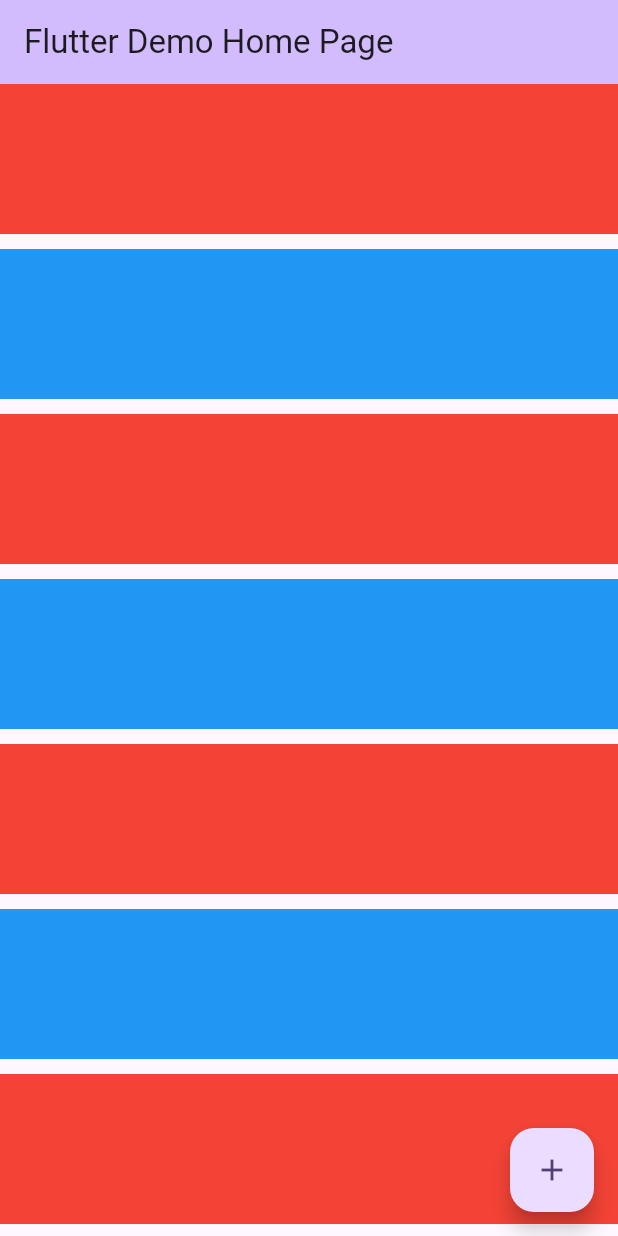
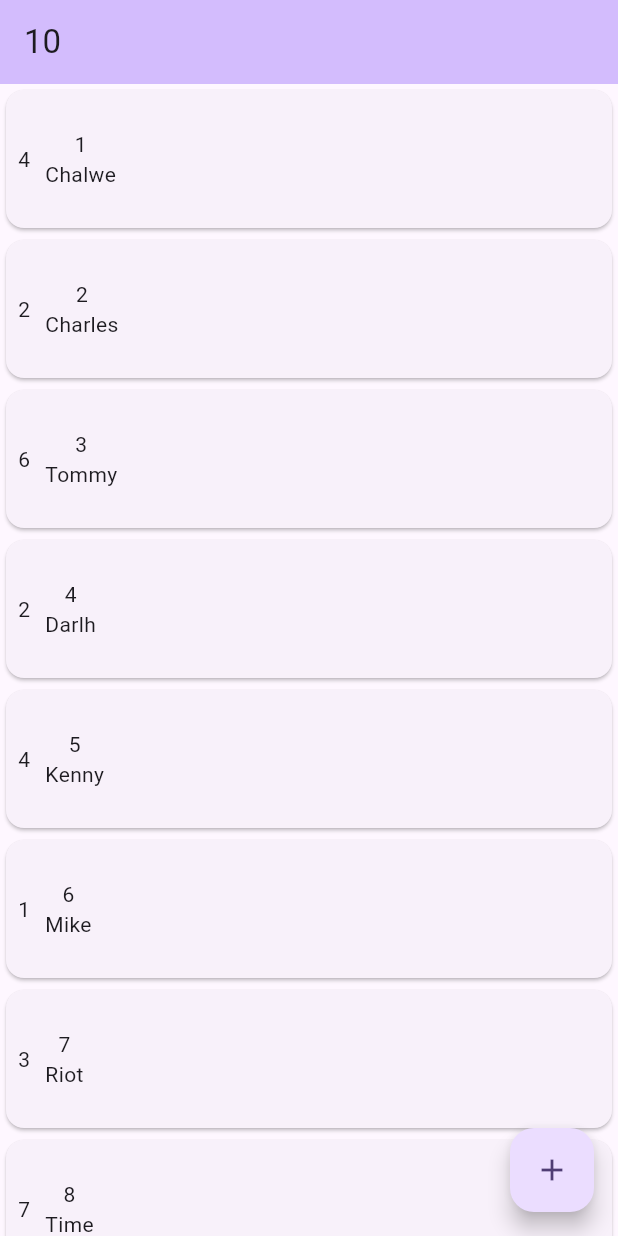
Before and after one commit to Chalwe19/real_grouped_listview, a Flutter app: the screen it shows after launch, on a phone screen of 412 x 824 dp. Run offline on Flutter 3.47's test engine with Material 2 defaults, Android fonts, the phone set to English and light mode, and no system bars.

Commit message:
one
Signed-off-by: chalwe19 <cchisela19@gmail.com>

```diff
--- a/example/lib/main.dart
+++ b/example/lib/main.dart
@@ -37,6 +37,14 @@ class MyApp extends StatelessWidget {
   }
 }
 
+class Item {
+  int id;
+  String name;
+  int number;
+
+  Item({required this.id, required this.name, required this.number});
+}
+
 class MyHomePage extends StatefulWidget {
   const MyHomePage({super.key, required this.title});
 
@@ -70,14 +78,16 @@ class _MyHomePageState extends State<MyHomePage> {
   }
 
   var items = [
-    'le',
-    'le',
-    'le',
-    'le',
-    'le',
-    'le',
-    'le',
-    'le',
+    Item(id: 1, name: "Chalwe", number: 4),
+    Item(id: 2, name: "Charles", number: 2),
+    Item(id: 3, name: "Tommy", number: 6),
+    Item(id: 4, name: "Darlh", number: 2),
+    Item(id: 5, name: "Kenny", number: 4),
+    Item(id: 6, name: "Mike", number: 1),
+    Item(id: 7, name: "Riot", number: 3),
+    Item(id: 8, name: "Time", number: 7),
+    Item(id: 9, name: "Please", number: 1),
+    Item(id: 10, name: "Tooly", number: 1),
   ];
 
   @override
@@ -96,9 +106,36 @@ class _MyHomePageState extends State<MyHomePage> {
         backgroundColor: Theme.of(context).colorScheme.inversePrimary,
         // Here we take the value from the MyHomePage object that was created by
         // the App.build method, and use it to set our appbar title.
-        title: Text(widget.title),
+        title: Text('${items.length}'),
       ),
-      body: RealGroupedList(itemCount: 8, elements: items),
+      body: RealGroupedList(
+        itemCount: items.length,
+        items: items,
+        itemBuilder: (context, index) {
+          return SizedBox(
+            height: 100,
+            child: Card(
+              child: Padding(
+                padding: const EdgeInsets.all(8.0),
+                child: Row(
+                  children: [
+                    Text(items[index].number.toString()),
+                    const SizedBox(width: 10),
+                    Column(
+                      crossAxisAlignment: CrossAxisAlignment.center,
+                      mainAxisAlignment: MainAxisAlignment.center,
+                      children: [
+                        Text(items[index].id.toString()),
+                        Text(items[index].name),
+                      ],
+                    )
+                  ],
+                ),
+              ),
+            ),
+          );
+        },
+      ),
       floatingActionButton: FloatingActionButton(
         onPressed: _incrementCounter,
         tooltip: 'Increment',
--- a/lib/real_grouped_listview.dart
+++ b/lib/real_grouped_listview.dart
@@ -5,29 +5,28 @@ import 'package:flutter/widgets.dart';
 class RealGroupedList<T, E> extends StatefulWidget {
   ///List items
   final int itemCount;
-  final List<T> elements;
+  final List<T> items;
+  final Widget Function(BuildContext context, int inedx) itemBuilder;
 
   const RealGroupedList({
     super.key,
     required this.itemCount,
-    required this.elements,
+    required this.items,
+    required this.itemBuilder,
   });
 
   @override
   State<RealGroupedList> createState() => _RealGroupedListState();
 }
 
-class _RealGroupedListState<T, E> extends State<RealGroupedList> {
+class _RealGroupedListState<T, E> extends State<RealGroupedList<T, E>> {
+  final GlobalKey _key = GlobalKey();
   @override
   Widget build(BuildContext context) {
-    return ListView.separated(
-      itemCount: 100,
-      separatorBuilder: (context, index) => const SizedBox(height: 10),
-      itemBuilder: (context, index) => Container(
-        height: 100,
-        width: 100,
-        color: index % 2 == 0 ? Colors.red : Colors.blue,
-      ),
+    return ListView.builder(
+      itemCount: widget.itemCount,
+      // separatorBuilder: (context, index) => const SizedBox(height: 10),
+      itemBuilder: widget.itemBuilder,
     );
   }
 }
```
